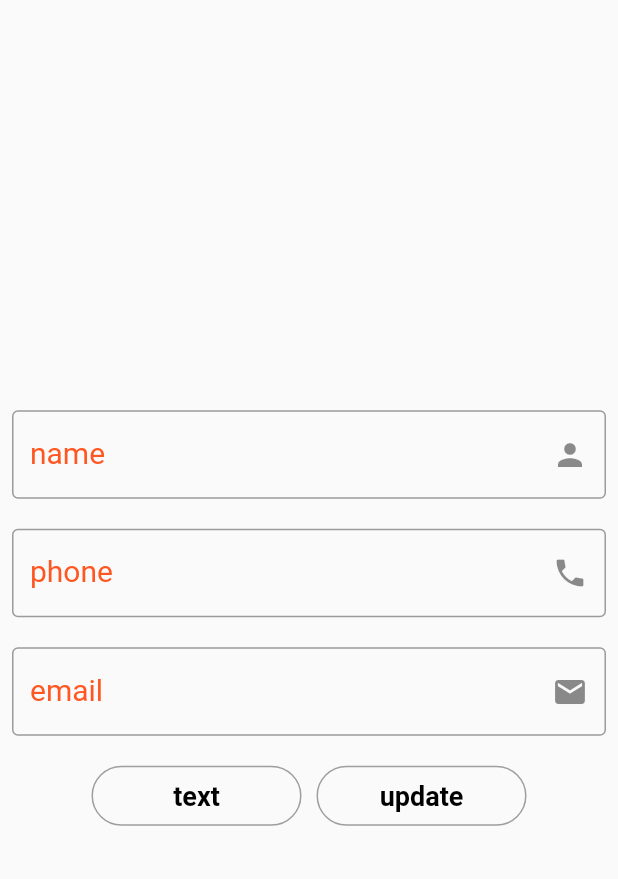
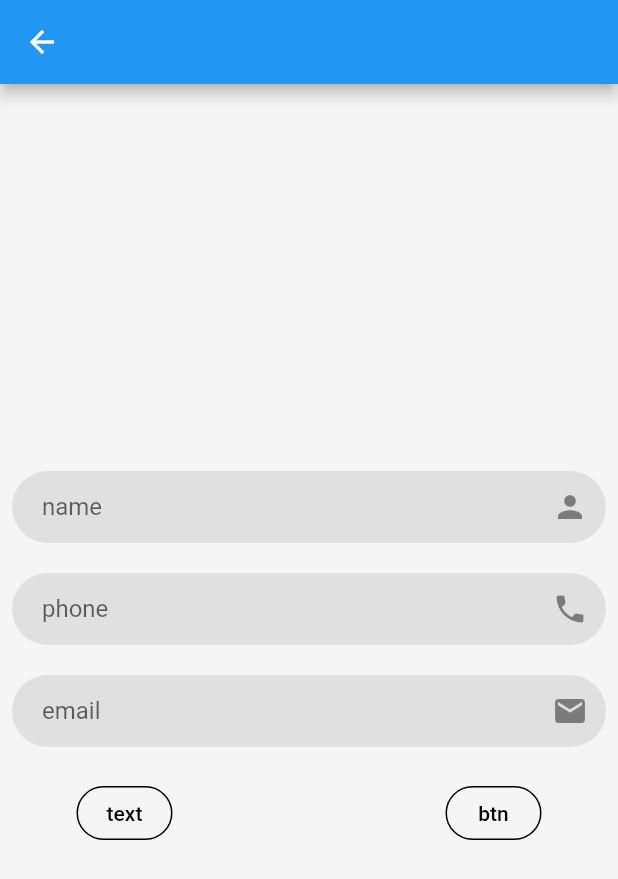
Before and after one commit to ahmed30238/E_commerce_App, a Flutter app: the ChangePasswordScreen screen opened directly, on a phone screen of 412 x 824 dp. Shown: the top 879 px of the screen. Run offline on Flutter 3.47's test engine with Material 2 defaults, Android fonts, the phone set to English and light mode, and no system bars; our stand-ins replace cached_network_image, carousel_slider, dartz, dio, equatable, flutter_bloc and 7 more; accounts and stored records are empty; generated files the repository leaves out were written again.

Commit message:
add navigation class + some edits
__

```diff
--- a/lib/core/language/app_ar.arb
+++ b/lib/core/language/app_ar.arb
@@ -1,3 +1,3 @@
 {
-    "hi":"مرحبا"
+    "hi": "مرحبا"
 }
--- a/lib/core/language/app_en.arb
+++ b/lib/core/language/app_en.arb
@@ -1,3 +1,3 @@
 {
-    "hi":"hi"
+    "hi": "hi"
 }
--- /dev/null
+++ b/lib/core/routing/routing_paths.dart
@@ -0,0 +1,5 @@
+class RoutePaths{
+  static const String splashPath = 'splashPath';
+  static const String registerScreen = 'registerScreen';
+  static const String layoutScreen = 'layoutScreen';
+}
--- a/lib/presentation/components/category_item.dart
+++ b/lib/presentation/components/category_item.dart
@@ -1,6 +1,6 @@
 import 'package:cached_network_image/cached_network_image.dart';
 import 'package:e_commerce_app/domain/Entity/category_entity.dart';
-import 'package:e_commerce_app/sizes.dart';
+import 'package:e_commerce_app/core/extensions/sizes.dart';
 import 'package:flutter/material.dart';
 import 'package:shimmer/shimmer.dart';
 
--- a/lib/presentation/components/default_button.dart
+++ b/lib/presentation/components/default_button.dart
@@ -1,36 +1,90 @@
 import 'package:flutter/material.dart';
+class CustomElevatedButton extends StatelessWidget {
+  final VoidCallback onTap;
+  final Color? borderColor;
+  final String text;
+  final Color? textColor;
+  final FontWeight? fontWeight;
+  final double? fontSize;
+  final Color? btnColor;
+  final double? width;
+  final double? height;
+  final String? fontFamily;
+  const CustomElevatedButton({
+    super.key,
+    required this.text,
+    required this.onTap,
+    this.btnColor,
+    this.borderColor,
+    this.fontFamily,
+    this.fontSize,
+    this.fontWeight,
+    this.height,
+    this.textColor,
+    this.width,
+  });
 
-Widget defaultButton({
-  required Function() onTap,
-  Color borderColor = Colors.grey,
-  required String text,
-  Color textColor = Colors.black,
-  FontWeight fontWeight = FontWeight.bold,
-  double fontSize = 18,
-  Color containerColor = Colors.transparent,
-  required context,
-  double width = 140,
-  double height = 40,
-  String? fontFamily,
-
-
-}) =>
-    InkWell(
-      onTap: onTap,
-      child: Container(
-        width: width,
-        height: height,
-        decoration: BoxDecoration(
-          color: containerColor,
-          border: Border.all(color: borderColor, width: 1),
-          borderRadius: BorderRadius.circular(20),
-        ),
-        child: Center(
-          child: Text(
-            text,
-            style: Theme.of(context).textTheme.bodyLarge!.copyWith(fontFamily: fontFamily,fontSize: fontSize,fontWeight:fontWeight ),
-
+  @override
+  Widget build(BuildContext context) {
+    return ElevatedButton(
+      onPressed: onTap,
+      style: ElevatedButton.styleFrom(
+        backgroundColor: btnColor ?? Colors.transparent,
+        elevation: 0,
+        // fixedSize: Size(height ?? 40.h, width ?? 140.w),
+        // minimumSize: Size(height ?? 40.h, width ?? 140.w),
+        shape: StadiumBorder(
+          side: BorderSide(
+            color: borderColor ?? Colors.black,
+            width: 1.0,
           ),
         ),
       ),
+      child: Text(
+        text,
+        style: Theme.of(context).textTheme.bodyLarge!.copyWith(
+              fontFamily: fontFamily,
+              fontSize: fontSize,
+              fontWeight: fontWeight,
+              color: textColor ?? Colors.black,
+            ),
+      ),
     );
+  }
+}
+
+// Widget defaultButton({
+//   required Function() onTap,
+//   Color borderColor = Colors.grey,
+//   required String text,
+//   Color textColor = Colors.black,
+//   FontWeight fontWeight = FontWeight.bold,
+//   double fontSize = 18,
+//   Color containerColor = Colors.transparent,
+//   required context,
+//   double width = 140,
+//   double? height,
+//   String? fontFamily,
+// }) =>
+//     InkWell(
+//       onTap: onTap,
+//       child: Container(
+//         width: width,
+//         height: height ?? 40.h,
+//         decoration: BoxDecoration(
+//           color: containerColor,
+//           border: Border.all(color: borderColor, width: 1),
+//           borderRadius: BorderRadius.circular(20),
+//         ),
+//         child: Center(
+//           child: Text(
+//             text,
+//             style: Theme.of(context).textTheme.bodyLarge!.copyWith(
+//                 fontFamily: fontFamily,
+//                 fontSize: fontSize,
+//                 fontWeight: fontWeight,
+//                 color: Colors.white),
+//           ),
+//         ),
+//       ),
+//     );
--- a/lib/presentation/components/text_field.dart
+++ b/lib/presentation/components/text_field.dart
@@ -1,27 +1,52 @@
 import 'package:flutter/material.dart';
 
-Widget defaultTextFormField({
-  bool isPassword = false,
-  required TextEditingController controller,
-  required String label,
-  double fontSize = 20,
-  Color textColor = Colors.deepOrange,
-  required Function()? onTap,
-  required IconData suffixIcon,
-  required String? Function(String? value) validator,
-}) =>
-    TextFormField(
-      obscureText: isPassword,
+class CustomFormField extends StatelessWidget {
+  final bool? obscureText;
+  final TextEditingController? controller;
+  final String label;
+  final double? fontSize;
+  final Color? textColor;
+  final VoidCallback? onTap;
+  final IconData? suffixIcon;
+  final String? Function(String? value) validator;
+  const CustomFormField({
+    super.key,
+    this.controller,
+    this.fontSize,
+    this.obscureText,
+    required this.label,
+    this.onTap,
+    this.suffixIcon,
+    this.textColor,
+    required this.validator,
+  });
+
+  @override
+  Widget build(BuildContext context) {
+    return TextFormField(
+      autovalidateMode: AutovalidateMode.onUserInteraction,
+      obscureText: obscureText ?? false,
       controller: controller,
       decoration: InputDecoration(
-        border: const OutlineInputBorder(),
-        label: Text(
-          label,
-          style: TextStyle(
-            color: textColor,
-            fontSize: fontSize,
-          ),
+        contentPadding: const EdgeInsets.symmetric(
+          horizontal: 20,
+          vertical: 10,
         ),
+        filled: true,
+        fillColor: Colors.grey[300],
+        enabledBorder: const OutlineInputBorder(
+          borderRadius: BorderRadius.all(Radius.circular(25)),
+          borderSide: BorderSide.none,
+        ),
+        focusedBorder: const OutlineInputBorder(
+          borderRadius: BorderRadius.all(Radius.circular(25)),
+          borderSide: BorderSide.none,
+        ),
+        border: const OutlineInputBorder(
+          borderRadius: BorderRadius.all(Radius.circular(25)),
+          borderSide: BorderSide.none,
+        ),
+        hintText: label,
         suffixIcon: IconButton(
           icon: Icon(suffixIcon),
           onPressed: onTap!,
@@ -29,3 +54,5 @@ Widget defaultTextFormField({
       ),
       validator: validator,
     );
+  }
+}
--- a/lib/presentation/screens/change_password_screen/change_password_screen.dart
+++ b/lib/presentation/screens/change_password_screen/change_password_screen.dart
@@ -1,6 +1,8 @@
+import 'dart:developer';
+
 import 'package:e_commerce_app/presentation/components/default_button.dart';
 import 'package:e_commerce_app/presentation/components/text_field.dart';
-import 'package:e_commerce_app/sizes.dart';
+import 'package:e_commerce_app/core/extensions/sizes.dart';
 import 'package:flutter/material.dart';
 
 // ignore: must_be_immutable
@@ -12,12 +14,14 @@ class ChangePasswordScreen extends StatelessWidget {
   @override
   Widget build(BuildContext context) {
     return Scaffold(
+      backgroundColor: Colors.grey[100],
+      appBar: AppBar(),
       body: Padding(
         padding: const EdgeInsets.all(8.0),
         child: Column(
           mainAxisAlignment: MainAxisAlignment.center,
           children: [
-            defaultTextFormField(
+            CustomFormField(
               controller: nameController,
               label: 'name',
               onTap: () {},
@@ -27,7 +31,7 @@ class ChangePasswordScreen extends StatelessWidget {
               },
             ),
             20.ph,
-            defaultTextFormField(
+            CustomFormField(
               controller: phoneController,
               label: 'phone',
               onTap: () {},
@@ -37,7 +41,7 @@ class ChangePasswordScreen extends StatelessWidget {
               },
             ),
             20.ph,
-            defaultTextFormField(
+            CustomFormField(
               controller: emailControler,
               label: 'email',
               onTap: () {},
@@ -48,19 +52,22 @@ class ChangePasswordScreen extends StatelessWidget {
             ),
             20.ph,
             Row(
-              mainAxisAlignment: MainAxisAlignment.center,
+              mainAxisAlignment: MainAxisAlignment.spaceAround,
               children: [
-                defaultButton(
+                CustomElevatedButton(
                   onTap: () {},
                   text: 'text',
-                  context: context,
                 ),
                 10.pw,
-                defaultButton(
-                  onTap: () {},
-                  text: 'update',
-                  context: context,
+                CustomElevatedButton(
+                  text: 'btn',
+                  onTap: () => log('pressed'),
                 ),
+                // defaultButton(
+                //   onTap: () {},
+                //   text: 'update',
+                //   context: context,
+                // ),
               ],
             )
           ],
--- a/lib/presentation/screens/favourites_screen.dart/favourites_screen.dart
+++ b/lib/presentation/screens/favourites_screen.dart/favourites_screen.dart
@@ -3,7 +3,7 @@ import 'package:e_commerce_app/core/utils/app_strings/app_strings.dart';
 import 'package:e_commerce_app/presentation/components/favourite_item_cart.dart';
 import 'package:e_commerce_app/presentation/controller/home_cubit/cubit.dart';
 import 'package:e_commerce_app/presentation/controller/home_cubit/states.dart';
-import 'package:e_commerce_app/sizes.dart';
+import 'package:e_commerce_app/core/extensions/sizes.dart';
 import 'package:flutter/material.dart';
 import 'package:flutter_bloc/flutter_bloc.dart';
 
--- a/lib/presentation/screens/home_screen/home_screen.dart
+++ b/lib/presentation/screens/home_screen/home_screen.dart
@@ -4,7 +4,7 @@ import 'package:e_commerce_app/core/utils/app_strings/app_strings.dart';
 import 'package:e_commerce_app/presentation/components/products_cart.dart';
 import 'package:e_commerce_app/presentation/controller/home_cubit/cubit.dart';
 import 'package:e_commerce_app/presentation/controller/home_cubit/states.dart';
-import 'package:e_commerce_app/sizes.dart';
+import 'package:e_commerce_app/core/extensions/sizes.dart';
 import 'package:flutter/material.dart';
 import 'package:flutter_bloc/flutter_bloc.dart';
 import 'package:shimmer/shimmer.dart';
@@ -165,7 +165,7 @@ class _HomeScreenState extends State<HomeScreen> {
                     crossAxisCount: 2,
                     crossAxisSpacing: 1,
                     mainAxisSpacing: 1,
-                    childAspectRatio: .59,
+                    childAspectRatio: .566,
                     children: cubit.homeModel != null
                         ? List.generate(
                             cubit.homeModel!.data.products.length,
--- a/pubspec.yaml
+++ b/pubspec.yaml
@@ -53,6 +53,7 @@ dependencies:
   flutter_localizations:
     sdk: flutter
   intl: any
+  flutter_screenutil: ^5.8.1
 
 
 dev_dependencies:
```
Also changed, not shown: lib/core/helper_methods/helper_methods.dart (added, +9 -0 lines), lib/core/routing/app_router.dart (added, +28 -0 lines), lib/main.dart (+12 -1 lines), lib/presentation/components/products_cart.dart (+6 -5 lines), lib/presentation/screens/login_screen/login_screen.dart (+19 -23 lines), lib/presentation/screens/register_screen/register_screen.dart (+9 -10 lines), lib/presentation/screens/search_screen/search_screen.dart (+9 -4 lines), lib/presentation/screens/settings_screen/settings_screen.dart (+28 -20 lines), lib/core/extensions/sizes.dart (renamed from lib/sizes.dart), pubspec.lock.
